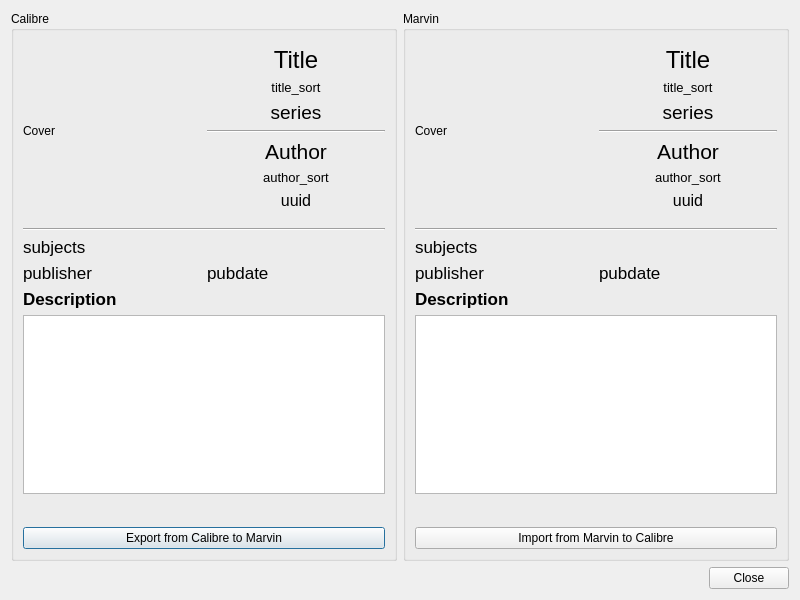
Before: the Qt Designer form dialogs/metadata.ui in Philantrop/calibre-marvin-manager, drawn with Qt 5.
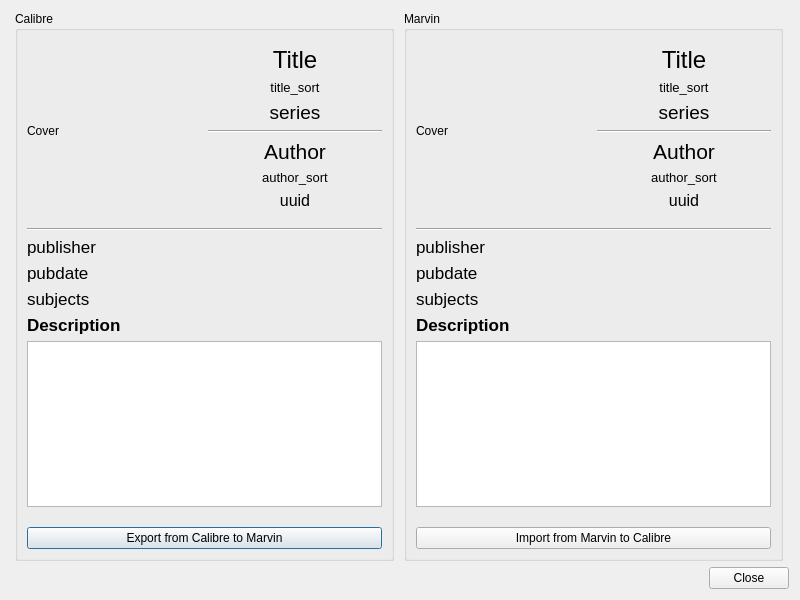
After: the same form once the commit is applied. Icons and pictures are not drawn.

Commit message: Tweaked MD layout

The edit to the form file:
```diff
--- a/dialogs/metadata.ui
+++ b/dialogs/metadata.ui
@@ -22,6 +22,18 @@
     <layout class="QHBoxLayout" name="horizontalLayout">
      <item>
       <widget class="QGroupBox" name="calibre_gb">
+       <property name="sizePolicy">
+        <sizepolicy hsizetype="Ignored" vsizetype="Preferred">
+         <horstretch>0</horstretch>
+         <verstretch>0</verstretch>
+        </sizepolicy>
+       </property>
+       <property name="maximumSize">
+        <size>
+         <width>379</width>
+         <height>16777215</height>
+        </size>
+       </property>
        <property name="title">
         <string>Calibre</string>
        </property>
@@ -173,14 +185,46 @@
           </property>
          </widget>
         </item>
+        <item>
+         <widget class="QLabel" name="calibre_publisher">
+          <property name="font">
+           <font>
+            <family>Helvetica</family>
+            <pointsize>13</pointsize>
+           </font>
+          </property>
+          <property name="text">
+           <string>publisher</string>
+          </property>
+         </widget>
+        </item>
+        <item>
+         <widget class="QLabel" name="calibre_pubdate">
+          <property name="font">
+           <font>
+            <family>Helvetica</family>
+            <pointsize>13</pointsize>
+           </font>
+          </property>
+          <property name="text">
+           <string>pubdate</string>
+          </property>
+         </widget>
+        </item>
         <item>
          <widget class="QLabel" name="calibre_subjects">
           <property name="sizePolicy">
-           <sizepolicy hsizetype="Preferred" vsizetype="Ignored">
+           <sizepolicy hsizetype="Preferred" vsizetype="Preferred">
             <horstretch>0</horstretch>
             <verstretch>0</verstretch>
            </sizepolicy>
           </property>
+          <property name="minimumSize">
+           <size>
+            <width>325</width>
+            <height>0</height>
+           </size>
+          </property>
           <property name="font">
            <font>
             <family>Helvetica</family>
@@ -198,36 +242,6 @@
           </property>
          </widget>
         </item>
-        <item>
-         <layout class="QHBoxLayout" name="calibre_published_hl">
-          <item>
-           <widget class="QLabel" name="calibre_publisher">
-            <property name="font">
-             <font>
-              <family>Helvetica</family>
-              <pointsize>13</pointsize>
-             </font>
-            </property>
-            <property name="text">
-             <string>publisher</string>
-            </property>
-           </widget>
-          </item>
-          <item>
-           <widget class="QLabel" name="calibre_pubdate">
-            <property name="font">
-             <font>
-              <family>Helvetica</family>
-              <pointsize>13</pointsize>
-             </font>
-            </property>
-            <property name="text">
-             <string>pubdate</string>
-            </property>
-           </widget>
-          </item>
-         </layout>
-        </item>
         <item>
          <widget class="QLabel" name="calibre_description_label">
           <property name="font">
@@ -287,6 +301,18 @@
      </item>
      <item>
       <widget class="QGroupBox" name="marvin_gb">
+       <property name="sizePolicy">
+        <sizepolicy hsizetype="Ignored" vsizetype="Preferred">
+         <horstretch>0</horstretch>
+         <verstretch>0</verstretch>
+        </sizepolicy>
+       </property>
+       <property name="maximumSize">
+        <size>
+         <width>379</width>
+         <height>16777215</height>
+        </size>
+       </property>
        <property name="title">
         <string>Marvin</string>
        </property>
@@ -441,13 +467,39 @@
           </property>
          </widget>
         </item>
+        <item>
+         <widget class="QLabel" name="marvin_publisher">
+          <property name="font">
+           <font>
+            <family>Helvetica</family>
+            <pointsize>13</pointsize>
+           </font>
+          </property>
+          <property name="text">
+           <string>publisher</string>
+          </property>
+         </widget>
+        </item>
+        <item>
+         <widget class="QLabel" name="marvin_pubdate">
+          <property name="font">
+           <font>
+            <family>Helvetica</family>
+            <pointsize>13</pointsize>
+           </font>
+          </property>
+          <property name="text">
+           <string>pubdate</string>
+          </property>
+         </widget>
+        </item>
         <item>
          <widget class="QLabel" name="marvin_subjects">
-          <property name="sizePolicy">
-           <sizepolicy hsizetype="Preferred" vsizetype="Ignored">
-            <horstretch>0</horstretch>
-            <verstretch>0</verstretch>
-           </sizepolicy>
+          <property name="minimumSize">
+           <size>
+            <width>325</width>
+            <height>0</height>
+           </size>
           </property>
           <property name="font">
            <font>
@@ -466,36 +518,6 @@
           </property>
          </widget>
         </item>
-        <item>
-         <layout class="QHBoxLayout" name="marvin_published_hl">
-          <item>
-           <widget class="QLabel" name="marvin_publisher">
-            <property name="font">
-             <font>
-              <family>Helvetica</family>
-              <pointsize>13</pointsize>
-             </font>
-            </property>
-            <property name="text">
-             <string>publisher</string>
-            </property>
-           </widget>
-          </item>
-          <item>
-           <widget class="QLabel" name="marvin_pubdate">
-            <property name="font">
-             <font>
-              <family>Helvetica</family>
-              <pointsize>13</pointsize>
-             </font>
-            </property>
-            <property name="text">
-             <string>pubdate</string>
-            </property>
-           </widget>
-          </item>
-         </layout>
-        </item>
         <item>
          <widget class="QLabel" name="marvin_description_label">
           <property name="font">
```
The commit also changes 3 other files.
